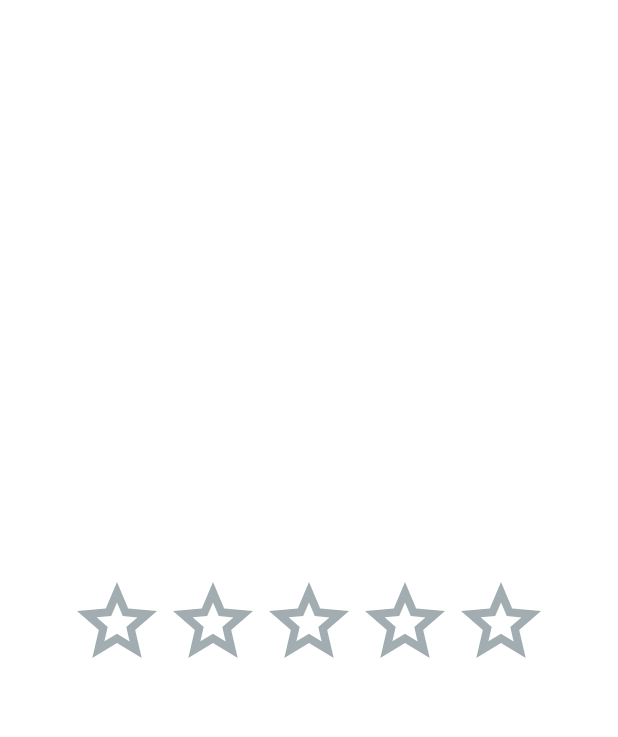
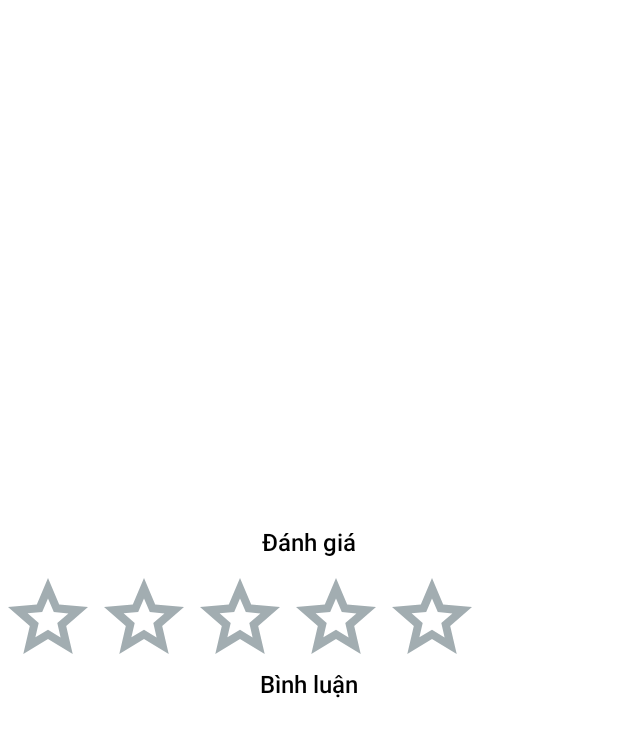
Before and after one commit to thanhedward/Cultulral-Compass, an Android app built with Jetpack Compose: the @Preview function PreviewUserRatingBar, on a phone screen of 412 x 824 dp. Shown: the top 737 px of the screen. Run offline under Robolectric (Android 15) with nearby library versions, the phone set to English and light mode, and no system bars.

Commit message:
resolved conflict

```diff
--- a/app/src/main/java/me/ppvan/meplace/ui/component/RatingField.kt
+++ b/app/src/main/java/me/ppvan/meplace/ui/component/RatingField.kt
@@ -6,9 +6,12 @@ import androidx.compose.foundation.layout.Arrangement
 import androidx.compose.foundation.layout.Column
 import androidx.compose.foundation.layout.Row
 import androidx.compose.foundation.layout.fillMaxSize
+import androidx.compose.foundation.layout.fillMaxWidth
+import androidx.compose.foundation.layout.padding
 import androidx.compose.foundation.layout.size
 import androidx.compose.foundation.layout.wrapContentSize
 import androidx.compose.material3.Icon
+import androidx.compose.material3.Text
 import androidx.compose.runtime.Composable
 import androidx.compose.runtime.MutableState
 import androidx.compose.runtime.getValue
@@ -21,9 +24,11 @@ import androidx.compose.ui.graphics.Color
 import androidx.compose.ui.graphics.painter.Painter
 import androidx.compose.ui.input.pointer.pointerInteropFilter
 import androidx.compose.ui.res.painterResource
+import androidx.compose.ui.text.font.FontWeight
 import androidx.compose.ui.tooling.preview.Preview
 import androidx.compose.ui.unit.Dp
 import androidx.compose.ui.unit.dp
+import androidx.compose.ui.unit.sp
 import me.ppvan.meplace.R
 
 @Composable
@@ -36,7 +41,16 @@ fun UserRatingBar(
     selectedColor: Color = Color(0xFFFFD700),
     unselectedColor: Color = Color(0xFFA2ADB1)
 ) {
-    Row(modifier = modifier.wrapContentSize()) {
+    Text(
+        text = "Đánh giá",
+//            color = BlackColor500,
+//            fontFamily = poppinsFamily,
+        fontWeight = FontWeight.Medium,
+        fontSize = 16.sp,
+        modifier = modifier.padding(bottom = 6.dp)
+    )
+    Row(modifier = modifier.fillMaxWidth()
+        .padding(bottom = 6.dp)) {
         // 2. Star Icon Generation Loop
         for (value in 1..5) {
             StarIcon(
@@ -49,6 +63,15 @@ fun UserRatingBar(
             )
         }
     }
+
+    Text(
+        text = "Bình luận",
+//            color = BlackColor500,
+//            fontFamily = poppinsFamily,
+        fontWeight = FontWeight.Medium,
+        fontSize = 16.sp,
+        modifier = modifier.padding(bottom = 6.dp)
+    )
 }
 
 @OptIn(ExperimentalComposeUiApi::class)
```
Also changed, not shown: app/src/main/java/me/ppvan/meplace/ui/view/PlaceDetailsView.kt (+15 -0 lines).
